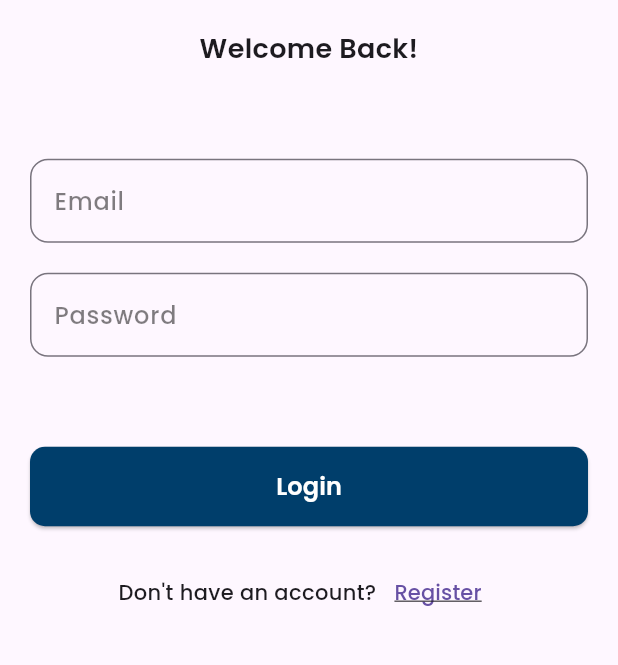
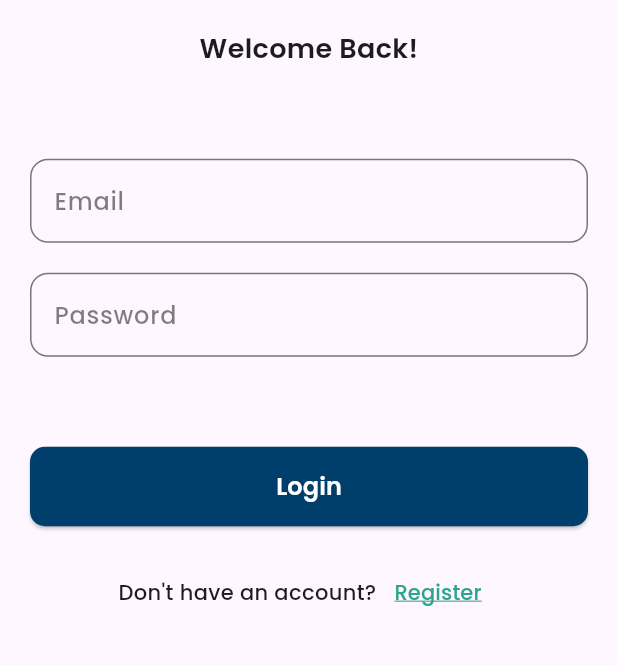
Before and after one commit to sirreidlos/medigram-app, a Flutter app: the screen it shows after launch, on a phone screen of 412 x 824 dp, the part 136-801 px from its top. Run offline on Flutter 3.47's test engine with Material 3 defaults, Android fonts, the phone set to English and light mode, and no system bars; our stand-ins replace device_info_plus, flutter_local_notifications, flutter_secure_storage, google_fonts, qr_flutter and 2 more; missing offline and left inert: android_intent_plus, cryptography, dart:ffi, mobile_scanner; accounts and stored records are empty.

Commit message:
Fix: Button Auth

```diff
--- a/lib/page/login.dart
+++ b/lib/page/login.dart
@@ -179,19 +179,9 @@ class _LoginPageState extends State<LoginPage> {
                 ),
                 SizedBox(height: screenPadding),
                 SizedBox(
-                    width: double.infinity,
-                    child: ElevatedButton(
-                      onPressed: _isLoading ? null : _login,
-                      style: ElevatedButton.styleFrom(
-                          backgroundColor: Color(secondaryColor2),
-                          foregroundColor: Colors.white,
-                          padding: EdgeInsets.all(15),
-                          shape: RoundedRectangleBorder(
-                            borderRadius: BorderRadius.circular(10),
-                          ),
-                          side: BorderSide(color: Color(0xffffff))),
-                      child: Text("Login", style: header2),
-                    )),
+                  width: double.infinity,
+                  child: Button("Login", () => _login(), true, true, false),
+                ),
                 Row(
                   mainAxisAlignment: MainAxisAlignment.center,
                   // spacing: -8,
@@ -213,6 +203,8 @@ class _LoginPageState extends State<LoginPage> {
                             fontSize: 14,
                             fontWeight: FontWeight.w500,
                             decoration: TextDecoration.underline,
+                            color: Color(primaryColor2),
+                            decorationColor: Color(primaryColor2),
                           )),
                     ),
                   ],
```
Also changed, not shown: lib/page/profile.dart (+22 -20 lines), lib/page/register.dart (+5 -12 lines).
